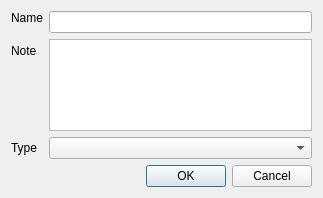
miere43/jatt, file src/TimeTracker/edit_activity_field_dialog.ui: the form before one commit.
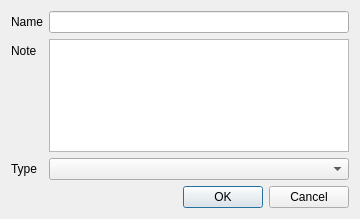
The form after the commit.

Commit message: Fixed misalignment in edit activity dialog.

```diff
--- a/src/TimeTracker/edit_activity_field_dialog.ui
+++ b/src/TimeTracker/edit_activity_field_dialog.ui
@@ -6,8 +6,8 @@
    <rect>
     <x>0</x>
     <y>0</y>
-    <width>323</width>
-    <height>198</height>
+    <width>360</width>
+    <height>219</height>
    </rect>
   </property>
   <property name="sizePolicy">
@@ -25,18 +25,9 @@
    </property>
    <item row="1" column="0">
     <widget class="QLabel" name="editNameLabel">
-     <property name="sizePolicy">
-      <sizepolicy hsizetype="Fixed" vsizetype="Fixed">
-       <horstretch>0</horstretch>
-       <verstretch>0</verstretch>
-      </sizepolicy>
-     </property>
      <property name="text">
       <string>Name</string>
      </property>
-     <property name="textFormat">
-      <enum>Qt::RichText</enum>
-     </property>
     </widget>
    </item>
    <item row="1" column="1">
```
Left out of the diff: 51 changed lines with no effect on the pictures.
